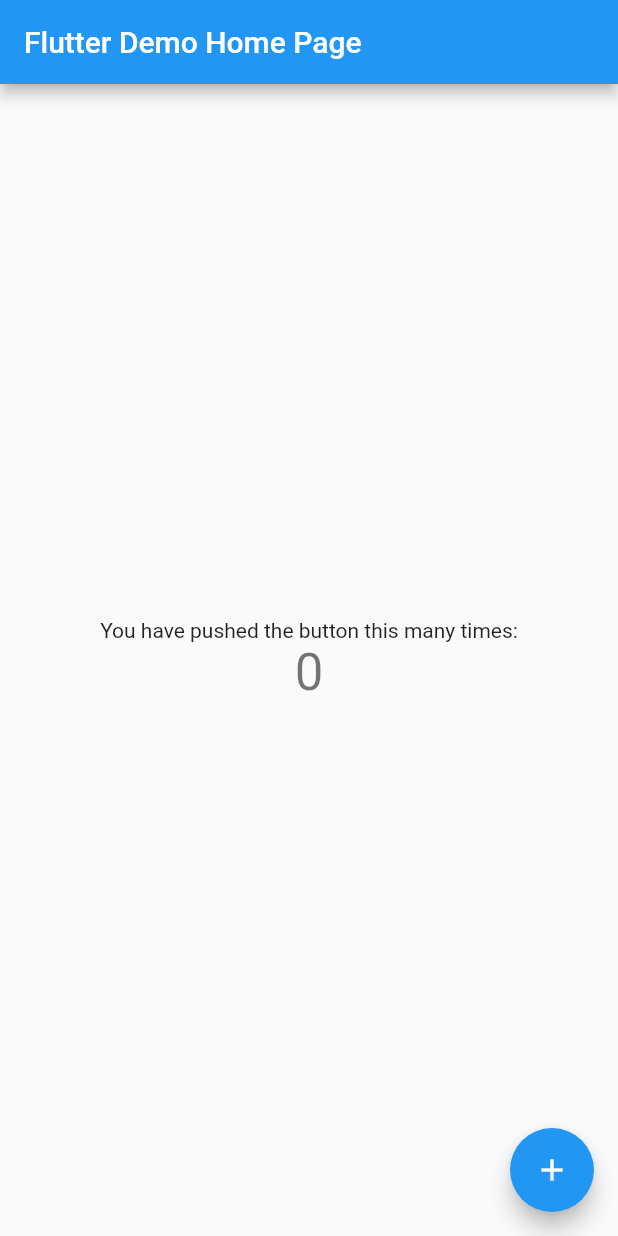
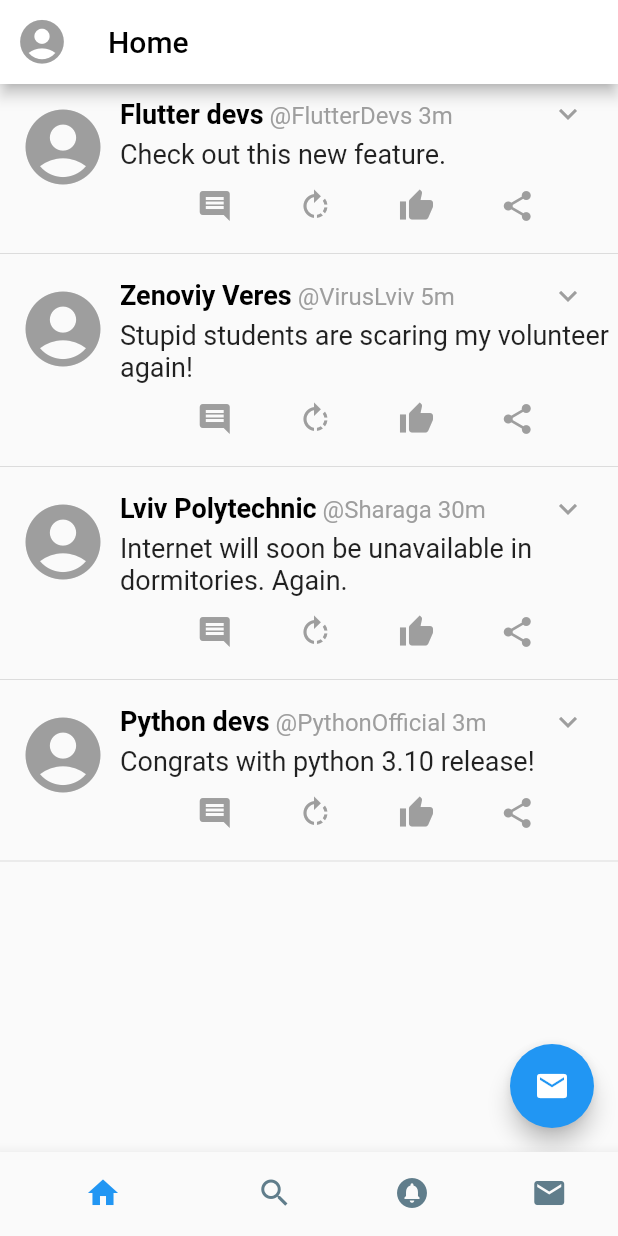
Before and after one commit to Marchuk773/flutter_lab_2, a Flutter app: the screen it shows after launch, on a phone screen of 412 x 824 dp. Run offline on Flutter 3.47's test engine with Material 2 defaults, Android fonts, the phone set to English and light mode, and no system bars.

Commit message:
Create twitter app with old design

```diff
--- a/lib/main.dart
+++ b/lib/main.dart
@@ -1,4 +1,5 @@
 import 'package:flutter/material.dart';
+import 'user_feed_page.dart';
 
 void main() {
   runApp(const MyApp());
@@ -10,95 +11,59 @@ class MyApp extends StatelessWidget {
   @override
   Widget build(BuildContext context) {
     return MaterialApp(
-      title: 'Flutter Demo',
+      title: 'Old Twitter',
       theme: ThemeData(
         primarySwatch: Colors.blue,
       ),
-      home: const MyHomePage(title: 'Flutter Demo Home Page'),
+      home: const MyHomePage(title: 'Old Twitter Home Page'),
     );
   }
 }
 
 class MyHomePage extends StatefulWidget {
   const MyHomePage({Key? key, required this.title}) : super(key: key);
-
-  // This widget is the home page of your application. It is stateful, meaning
-  // that it has a State object (defined below) that contains fields that affect
-  // how it looks.
-
-  // This class is the configuration for the state. It holds the values (in this
-  // case the title) provided by the parent (in this case the App widget) and
-  // used by the build method of the State. Fields in a Widget subclass are
-  // always marked "final".
-
   final String title;
-
   @override
   State<MyHomePage> createState() => _MyHomePageState();
 }
 
 class _MyHomePageState extends State<MyHomePage> {
-  int _counter = 0;
-
-  void _incrementCounter() {
-    setState(() {
-      // This call to setState tells the Flutter framework that something has
-      // changed in this State, which causes it to rerun the build method below
-      // so that the display can reflect the updated values. If we changed
-      // _counter without calling setState(), then the build method would not be
-      // called again, and so nothing would appear to happen.
-      _counter++;
-    });
-  }
-
   @override
   Widget build(BuildContext context) {
-    // This method is rerun every time setState is called, for instance as done
-    // by the _incrementCounter method above.
-    //
-    // The Flutter framework has been optimized to make rerunning build methods
-    // fast, so that you can just rebuild anything that needs updating rather
-    // than having to individually change instances of widgets.
     return Scaffold(
-      appBar: AppBar(
-        // Here we take the value from the MyHomePage object that was created by
-        // the App.build method, and use it to set our appbar title.
-        title: Text(widget.title),
-      ),
-      body: Center(
-        // Center is a layout widget. It takes a single child and positions it
-        // in the middle of the parent.
-        child: Column(
-          // Column is also a layout widget. It takes a list of children and
-          // arranges them vertically. By default, it sizes itself to fit its
-          // children horizontally, and tries to be as tall as its parent.
-          //
-          // Invoke "debug painting" (press "p" in the console, choose the
-          // "Toggle Debug Paint" action from the Flutter Inspector in Android
-          // Studio, or the "Toggle Debug Paint" command in Visual Studio Code)
-          // to see the wireframe for each widget.
-          //
-          // Column has various properties to control how it sizes itself and
-          // how it positions its children. Here we use mainAxisAlignment to
-          // center the children vertically; the main axis here is the vertical
-          // axis because Columns are vertical (the cross axis would be
-          // horizontal).
-          mainAxisAlignment: MainAxisAlignment.center,
-          children: <Widget>[
-            const Text(
-              'You have pushed the button this many times:',
+      body: UserFeedPage(),
+      bottomNavigationBar: BottomNavigationBar(
+        selectedFontSize: 0,
+        unselectedFontSize: 0,
+        items: const <BottomNavigationBarItem>[
+          BottomNavigationBarItem(
+            title: Text(""),
+            icon: Icon(
+              Icons.home,
+              color: Colors.blue,
             ),
-            Text(
-              '$_counter',
-              style: Theme.of(context).textTheme.headline4,
+          ),
+          BottomNavigationBarItem(
+            title: Text(""),
+            icon: Icon(
+              Icons.search,
+              color: Colors.blueGrey,
             ),
-          ],
-        ),
-      ),
-      floatingActionButton: FloatingActionButton(
-        onPressed: _incrementCounter,
-        tooltip: 'Increment',
-        child: const Icon(Icons.add),
+          ),
+          BottomNavigationBarItem(
+              title: Text(""),
+              icon: Icon(
+                Icons.circle_notifications,
+                color: Colors.blueGrey,
+              )),
+          BottomNavigationBarItem(
+            title: Text(""),
+            icon: Icon(
+              Icons.mail,
+              color: Colors.blueGrey,
+            ),
+          ),
+        ],
       ),
     );
   }
--- /dev/null
+++ b/lib/tweet_helper.dart
@@ -0,0 +1,18 @@
+import 'package:lab2/tweet_item_model.dart';
+
+class TweetHelper {
+  static var tweets = [
+    TweetItemModel(
+        "Check out this new feature.", "Flutter devs", "3m", "@FlutterDevs"),
+    TweetItemModel("Stupid students are scaring my volunteer again!",
+        "Zenoviy Veres", "5m", "@VirusLviv"),
+    TweetItemModel("Internet will soon be unavailable in dormitories. Again.",
+        "Lviv Polytechnic", "30m", "@Sharaga"),
+    TweetItemModel("Congrats with python 3.10 release!", "Python devs", "3m",
+        "@PythonOfficial"),
+  ];
+
+  static TweetItemModel getTweet(int position) {
+    return tweets[position];
+  }
+}
--- /dev/null
+++ b/lib/tweet_item_model.dart
@@ -0,0 +1,8 @@
+class TweetItemModel {
+  String tweet;
+  String username;
+  String time;
+  String twitterHandle;
+
+  TweetItemModel(this.tweet, this.username, this.time, this.twitterHandle);
+}
--- /dev/null
+++ b/lib/user_feed_page.dart
@@ -0,0 +1,145 @@
+import 'package:flutter/material.dart';
+import 'package:lab2/tweet_helper.dart';
+import 'package:lab2/tweet_item_model.dart';
+
+class UserFeedPage extends StatefulWidget {
+  @override
+  _UserFeedPageState createState() => _UserFeedPageState();
+}
+
+class _UserFeedPageState extends State<UserFeedPage> {
+  @override
+  Widget build(BuildContext context) {
+    return Scaffold(
+      appBar: AppBar(
+        backgroundColor: Colors.white,
+        title: const Text(
+          "Home",
+          style: TextStyle(color: Colors.black),
+        ),
+        leading: const Icon(
+          Icons.account_circle,
+          color: Colors.grey,
+          size: 35.0,
+        ),
+      ),
+      body: ListView.builder(
+        itemCount: 4,
+        itemBuilder: (context, position) {
+          TweetItemModel tweet = TweetHelper.getTweet(position);
+
+          return Column(
+            children: <Widget>[
+              Padding(
+                padding: const EdgeInsets.all(4.0),
+                child: Row(
+                  crossAxisAlignment: CrossAxisAlignment.start,
+                  children: <Widget>[
+                    const Padding(
+                      padding: EdgeInsets.all(8.0),
+                      child: Icon(
+                        Icons.account_circle,
+                        size: 60.0,
+                        color: Colors.grey,
+                      ),
+                    ),
+                    Expanded(
+                      child: Column(
+                        mainAxisAlignment: MainAxisAlignment.start,
+                        children: <Widget>[
+                          Padding(
+                            padding: const EdgeInsets.only(top: 4.0),
+                            child: Row(
+                              mainAxisAlignment: MainAxisAlignment.spaceBetween,
+                              children: <Widget>[
+                                Expanded(
+                                  child: Container(
+                                      child: RichText(
+                                    text: TextSpan(children: [
+                                      TextSpan(
+                                        text: tweet.username,
+                                        style: const TextStyle(
+                                            fontWeight: FontWeight.w600,
+                                            fontSize: 18.0,
+                                            color: Colors.black),
+                                      ),
+                                      TextSpan(
+                                          text: " " + tweet.twitterHandle,
+                                          style: const TextStyle(
+                                              fontSize: 16.0,
+                                              color: Colors.grey)),
+                                      TextSpan(
+                                          text: " ${tweet.time}",
+                                          style: const TextStyle(
+                                              fontSize: 16.0,
+                                              color: Colors.grey))
+                                    ]),
+                                    overflow: TextOverflow.ellipsis,
+                                  )),
+                                  flex: 5,
+                                ),
+                                const Expanded(
+                                  child: Padding(
+                                    padding: EdgeInsets.only(right: 4.0),
+                                    child: Icon(
+                                      Icons.expand_more,
+                                      color: Colors.grey,
+                                    ),
+                                  ),
+                                  flex: 1,
+                                ),
+                              ],
+                            ),
+                          ),
+                          Padding(
+                            padding: const EdgeInsets.symmetric(vertical: 4.0),
+                            child: Align(
+                              alignment: Alignment.bottomLeft,
+                              child: Text(
+                                tweet.tweet,
+                                style: const TextStyle(fontSize: 18.0),
+                              ),
+                            ),
+                          ),
+                          Padding(
+                            padding: const EdgeInsets.all(8.0),
+                            child: Row(
+                              mainAxisAlignment: MainAxisAlignment.spaceEvenly,
+                              children: const <Widget>[
+                                Icon(
+                                  Icons.comment,
+                                  color: Colors.grey,
+                                ),
+                                Icon(
+                                  Icons.rotate_right_outlined,
+                                  color: Colors.grey,
+                                ),
+                                Icon(
+                                  Icons.thumb_up,
+                                  color: Colors.grey,
+                                ),
+                                Icon(
+                                  Icons.share,
+                                  color: Colors.grey,
+                                ),
+                              ],
+                            ),
+                          )
+                        ],
+                      ),
+                    )
+                  ],
+                ),
+              ),
+              const Divider(),
+            ],
+          );
+        },
+      ),
+      floatingActionButton: FloatingActionButton(
+        onPressed: () {},
+        child: const Icon(Icons.mail),
+      ),
+    );
+  }
+}
```
